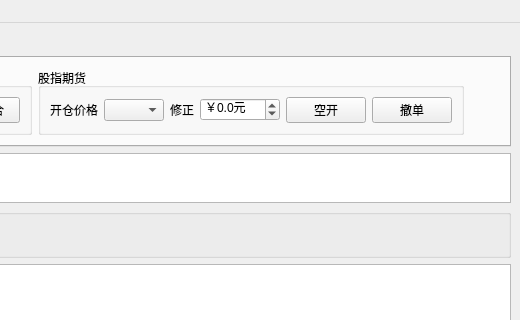
Old version of the form easytrader/tradeui.ui in the repository unit-xx/xfiles; both pictures show x 586 to 1106 and y 0 to 320 of the 1106 by 615 pixel window.
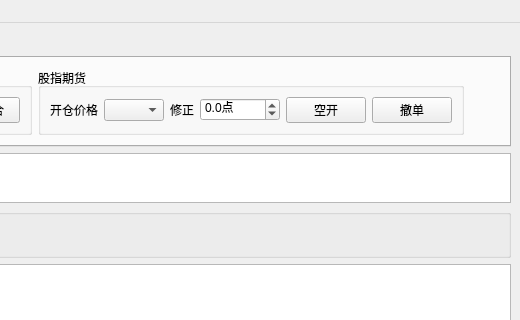
New version of the form.

Diff of the .ui file:
```diff
--- a/easytrader/tradeui.ui
+++ b/easytrader/tradeui.ui
@@ -236,10 +236,10 @@
               <enum>QAbstractSpinBox::UpDownArrows</enum>
              </property>
              <property name="prefix">
-              <string>￥</string>
+              <string/>
              </property>
              <property name="suffix">
-              <string>元</string>
+              <string>点</string>
              </property>
              <property name="decimals">
               <number>1</number>
```
Left out of the diff: 4 changed lines with no effect on the pictures.
